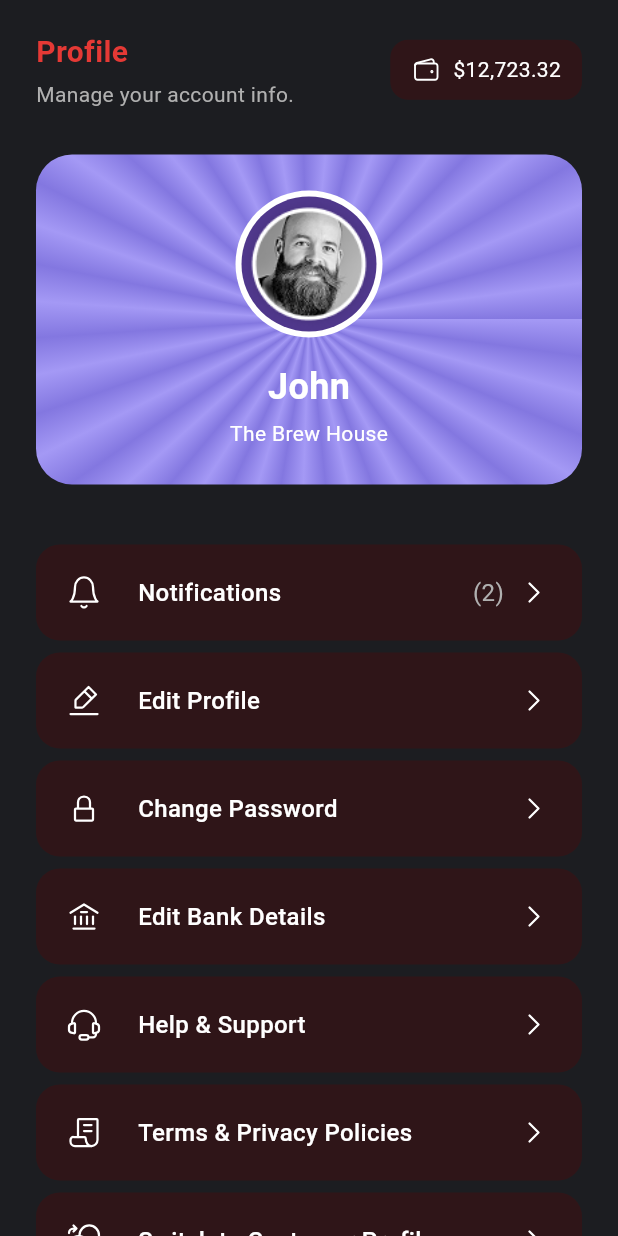
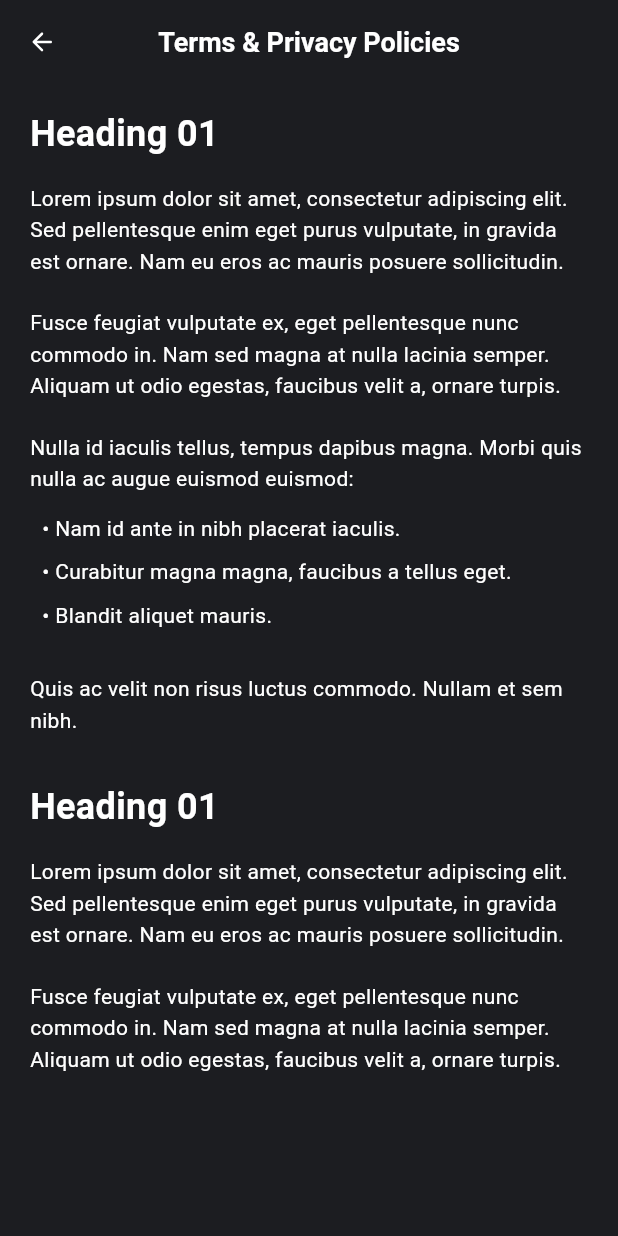
Before and after one commit to abeera-zainab/appsip, a Flutter app: the ProfileScreen screen opened directly, after a tap on "Terms & Privacy Policies", on a phone screen of 412 x 824 dp. Run offline on Flutter 3.47's test engine with Material 3 defaults, Android fonts, the phone set to English and light mode, and no system bars; our stand-ins replace dotted_border, flutter_svg, image_picker; Roboto replaces fonts that are missing (RedHatDisplay).

Commit message:
Profile Screen

```diff
--- a/lib/main.dart
+++ b/lib/main.dart
@@ -1,3 +1,4 @@
+import 'package:appsip/screens/main_screen_shell.dart';
 import 'package:appsip/screens/profile_screen.dart';
 
 import 'package:flutter/material.dart';
@@ -16,6 +17,8 @@ class AppColors {
    static const Color gradientStart = Color(0xFF2DE1C2);
   static const Color gradientEnd = Color(0xFF24A5D5);
   static const Color cardColorsecondary= Color.fromARGB(105, 75, 10, 10);
+  static const Color black=Color(0x00000080);
+   static const Color gradientStartRed = Color(0xFFF53C5E);
     static const Color profileCardGradientStart = Color(0xFFa499f5);
      static const Color profileCardGradientEnd = Color(0xFF8377e0);
 
@@ -49,13 +52,13 @@ class MyApp extends StatelessWidget {
   @override
   Widget build(BuildContext context) {
     return MaterialApp(
-      title: 'Earnings App',
+      title: 'Sip Skip',
       debugShowCheckedModeBanner: false,
       theme: ThemeData(
         brightness: Brightness.dark,
         scaffoldBackgroundColor: AppColors.background,
         primaryColor: AppColors.primaryRed,
-        // Set the font family name directly from pubspec.yaml
+
         fontFamily: 'RedHatDisplay',
         textTheme: Theme.of(context).textTheme.apply(
               fontFamily: 'RedHatDisplay',
@@ -88,9 +91,9 @@ class MyApp extends StatelessWidget {
       ),
       home:
      //const InvitationKeyScreen()
-     // const MainScreenShell(),
+      const MainScreenShell(),
        //const TellUsAboutYourselfScreen(),
-       const ProfileScreen()
+       //const ProfileScreen()
 
     );
   }
--- a/lib/screens/change_password_screen.dart
+++ b/lib/screens/change_password_screen.dart
@@ -189,7 +189,7 @@ class _ChangePasswordScreenState extends State<ChangePasswordScreen> {
               label: const Text(
                 'Cancel',
                 style: TextStyle(
-                    color: AppColors.primaryRed,
+                    color: AppColors.gradientEndRed,
                     fontWeight: FontWeight.normal,
                     fontFamily: 'RedHatDisplay'),
               ),
--- a/lib/screens/help-and-support-screen.dart
+++ b/lib/screens/help-and-support-screen.dart
@@ -1,3 +1,4 @@
+import 'package:appsip/screens/submit-issue-screen.dart';
 import 'package:flutter/material.dart';
 import 'package:flutter_svg/svg.dart';
 import 'package:appsip/main.dart';
@@ -281,6 +282,11 @@ class _HelpAndSupportScreenState extends State<HelpAndSupportScreen> {
                   ),
                   onPressed: () {
                     // Handle submit action
+                     Navigator.of(context).push(
+                        MaterialPageRoute(
+                          builder: (context) => const SubmitIssueScreen(),
+                        ),
+                      );
                   },
                   child: const Text(
                     'Submit Issue',
--- a/lib/screens/profile_screen.dart
+++ b/lib/screens/profile_screen.dart
@@ -3,6 +3,8 @@ import 'package:appsip/screens/edit_bank_details_screen.dart';
 import 'package:appsip/screens/edit_profile_screen.dart';
 import 'package:appsip/screens/help-and-support-screen.dart';
 import 'package:appsip/screens/logout_screen.dart';
+import 'package:appsip/screens/profile_swap.dart';
+import 'package:appsip/screens/terms-and-privacy_screen.dart';
 import 'package:flutter/material.dart';
 import 'package:flutter_svg/flutter_svg.dart';
 import 'package:appsip/main.dart'; // Imports AppColors
@@ -89,12 +91,24 @@ class ProfileScreen extends StatelessWidget {
                 ProfileMenuItem(
                   title: "Terms & Privacy Policies",
                   svgIconPath: 'assets/svg/page-flip.svg',
-                  onTap: () { /* Handle T&C tap */ },
+                  onTap: () { /* Handle T&C tap */
+                   Navigator.push(
+                      context,
+                      MaterialPageRoute(
+                        builder: (context) => const TermsAndPrivacyScreen(),
+                      ),
+                    ); },
                 ),
                 ProfileMenuItem(
                   title: "Switch to Customer Profile",
                   svgIconPath: 'assets/svg/coins-swap.svg',
-                  onTap: () { /* Handle Switch Profile tap */ },
+                  onTap: () { /* Handle Switch Profile tap */
+                   Navigator.push(
+                      context,
+                      MaterialPageRoute(
+                        builder: (context) => const SwitchProfileScreen(),
+                      ),
+                    ); },
                 ),
                 ProfileMenuItem(
                   title: "Logout",
--- a/lib/screens/redeems_screen.dart
+++ b/lib/screens/redeems_screen.dart
@@ -128,7 +128,7 @@ class _RedeemsScreenState extends State<RedeemsScreen> {
         hintStyle: const TextStyle(color: AppColors.textSecondary),
         prefixIcon: const Icon(Icons.search, color: AppColors.textSecondary),
         filled: true,
-        fillColor: AppColors.cardColor,
+        fillColor: AppColors.cardColorsecondary,
         border: OutlineInputBorder(borderRadius: BorderRadius.circular(30), borderSide: BorderSide.none),
         contentPadding: const EdgeInsets.symmetric(vertical: 16),
       ),
--- a/lib/screens/submit-issue-screen.dart
+++ b/lib/screens/submit-issue-screen.dart
@@ -7,6 +7,7 @@ class SubmitIssueScreen extends StatelessWidget {
   @override
   Widget build(BuildContext context) {
     return const SuccessScreenWidget(
+
       title: 'Issue Submitted Successfully!',
       description: 'Thanks for submitting, our team will have a review and get back to you very soon. ',
     );
--- /dev/null
+++ b/lib/screens/terms-and-privacy_screen.dart
@@ -0,0 +1,156 @@
+import 'package:flutter/material.dart';
+import 'package:appsip/main.dart';
+import 'package:flutter_svg/flutter_svg.dart';
+
+
+class TermsAndPrivacyScreen extends StatelessWidget {
+  const TermsAndPrivacyScreen({super.key});
+
+  @override
+  Widget build(BuildContext context) {
+    return Scaffold(
+      backgroundColor: AppColors.background,
+      appBar: AppBar(
+        backgroundColor: AppColors.background,
+        elevation: 0,
+        leading: IconButton(
+          icon: SvgPicture.asset('assets/svg/arrow_back.svg'),
+          onPressed: () => Navigator.pop(context),
+        ),
+        title: const Text(
+          'Terms & Privacy Policies',
+          style: TextStyle(
+            color: AppColors.textPrimary,
+            fontWeight: FontWeight.bold,
+            fontSize: 18,
+            fontFamily: 'RedHatDisplay',
+          ),
+        ),
+        centerTitle: true,
+      ),
+      body: Stack(
+        children: [
+          // Scrollable text content
+          SingleChildScrollView(
+            child: Padding(
+              padding: const EdgeInsets.symmetric(horizontal: 20.0, vertical: 16.0),
+              child: Column(
+                crossAxisAlignment: CrossAxisAlignment.start,
+                children: [
+                  const _Heading('Heading 01'),
+                  const SizedBox(height: 16),
+                  const _Paragraph(
+                    'Lorem ipsum dolor sit amet, consectetur adipiscing elit. Sed pellentesque enim eget purus vulputate, in gravida est ornare. Nam eu eros ac mauris posuere sollicitudin.',
+                  ),
+                  const SizedBox(height: 20),
+                  const _Paragraph(
+                    'Fusce feugiat vulputate ex, eget pellentesque nunc commodo in. Nam sed magna at nulla lacinia semper. Aliquam ut odio egestas, faucibus velit a, ornare turpis.',
+                  ),
+                  const SizedBox(height: 20),
+                  const _Paragraph(
+                    'Nulla id iaculis tellus, tempus dapibus magna. Morbi quis nulla ac augue euismod euismod:',
+                  ),
+                  const SizedBox(height: 12),
+                  const _ListItem('Nam id ante in nibh placerat iaculis.'),
+                  const _ListItem('Curabitur magna magna, faucibus a tellus eget.'),
+                  const _ListItem('Blandit aliquet mauris.'),
+                  const SizedBox(height: 20),
+                  const _Paragraph(
+                    'Quis ac velit non risus luctus commodo. Nullam et sem nibh.',
+                  ),
+                  const SizedBox(height: 30),
+                  const _Heading('Heading 01'),
+                  const SizedBox(height: 16),
+                  const _Paragraph(
+                    'Lorem ipsum dolor sit amet, consectetur adipiscing elit. Sed pellentesque enim eget purus vulputate, in gravida est ornare. Nam eu eros ac mauris posuere sollicitudin.',
+                  ),
+                  const SizedBox(height: 20),
+                  const _Paragraph(
+                    'Fusce feugiat vulputate ex, eget pellentesque nunc commodo in. Nam sed magna at nulla lacinia semper. Aliquam ut odio egestas, faucibus velit a, ornare turpis.',
+                  ),
+                  const SizedBox(height: 40),
+                ],
+              ),
+            ),
+          ),
+        ],
+      ),
+    );
+  }
+}
+
+// --- Helper Widgets for Text Styling ---
+
+class _Heading extends StatelessWidget {
+  final String text;
+  const _Heading(this.text);
+
+  @override
+  Widget build(BuildContext context) {
+    return Text(
+      text,
+      style: const TextStyle(
+        fontFamily: 'RedHatDisplay',
+        color: AppColors.textPrimary,
+        fontWeight: FontWeight.bold, // Extra bold for headings
+        fontSize: 24,
+      ),
+    );
+  }
+}
+
+class _Paragraph extends StatelessWidget {
+  final String text;
+  const _Paragraph(this.text);
+
+  @override
+  Widget build(BuildContext context) {
+    return Text(
+      text,
+      style: const TextStyle(
+        fontFamily: 'RedHatDisplay',
+        color: AppColors.textPrimary,
+        fontWeight: FontWeight.w400,
+        fontSize: 14,
+        height: 1.5, // Line height for better readability
+      ),
+    );
+  }
+}
+
+class _ListItem extends StatelessWidget {
+  final String text;
+  const _ListItem(this.text);
+
+  @override
+  Widget build(BuildContext context) {
+    return Padding(
+      padding: const EdgeInsets.only(left: 8.0, bottom: 8.0),
+      child: Row(
+        crossAxisAlignment: CrossAxisAlignment.start,
+        children: [
+          const Text(
+            '• ',
+            style: TextStyle(
+              fontFamily: 'RedHatDisplay',
+              color: AppColors.textPrimary,
+              fontSize: 14,
+              fontWeight: FontWeight.normal
+            ),
+          ),
+          Expanded(
+            child: Text(
+              text,
+              style: const TextStyle(
+                fontFamily: 'RedHatDisplay',
+                color: AppColors.textPrimary,
+                fontSize: 14,
+                height: 1.5,
+              ),
+            ),
+          ),
+        ],
+      ),
+    );
+  }
+}
--- a/lib/widgets/primary_button.dart
+++ b/lib/widgets/primary_button.dart
@@ -49,7 +49,7 @@ class PrimaryButton extends StatelessWidget {
   /// This ensures backward compatibility for all other screens.
   Widget _buildStandardButton() {
     final style = ElevatedButton.styleFrom(
-      backgroundColor: backgroundColor ?? AppColors.primaryRed,
+      backgroundColor: backgroundColor ?? AppColors.gradientEndRed,
       foregroundColor: foregroundColor ?? Colors.white,
       padding: padding ?? const EdgeInsets.symmetric(vertical: 24),
       shape: RoundedRectangleBorder(
--- a/lib/widgets/profile_header_card.dart
+++ b/lib/widgets/profile_header_card.dart
@@ -27,7 +27,7 @@ class ProfileHeaderCard extends StatelessWidget {
 
     return Container(
       width: double.infinity,
-      padding: const EdgeInsets.symmetric(vertical: 24),
+      padding: const EdgeInsets.symmetric(vertical: 20),
       decoration: BoxDecoration(
         borderRadius: BorderRadius.circular(24),
         // The SweepGradient creates the sunburst effect
@@ -38,18 +38,17 @@ class ProfileHeaderCard extends StatelessWidget {
       ),
       child: Column(
         children: [
-          Container(
-            padding: const EdgeInsets.all(4), // This creates the white border
-            decoration: const BoxDecoration(
-              color: Colors.white,
-              shape: BoxShape.circle,
-            ),
-            child: CircleAvatar(
-              radius: 45,
-              backgroundImage: AssetImage(avatarImagePath),
+          // Simple image without any circular shape or border
+          ClipRRect(
+            borderRadius: BorderRadius.circular(72), // Square shape
+            child: Image.asset(
+              avatarImagePath,
+              width: 84,
+              height: 84,
+              fit: BoxFit.cover,
             ),
           ),
-          const SizedBox(height: 16),
+          const SizedBox(height: 10),
           Text(
             name,
             style: const TextStyle(
--- a/lib/widgets/success_widget.dart
+++ b/lib/widgets/success_widget.dart
@@ -56,7 +56,7 @@ class SuccessScreenWidget extends StatelessWidget {
                     fontWeight: FontWeight.normal
                   ),
                 ),
-                const Spacer(),
+                const SizedBox(height: 10),
               ],
             ],
           ),
```
Also changed, not shown: lib/screens/edit_bank_details_screen.dart (+5 -5 lines), lib/screens/profile_swap.dart (added, +125 -0 lines), lib/widgets/secondary_button.dart (+19 -8 lines), lib/widgets/withdraw_amount_sheet.dart (+7 -85 lines), assets/images/Profile-swap.png (added).
